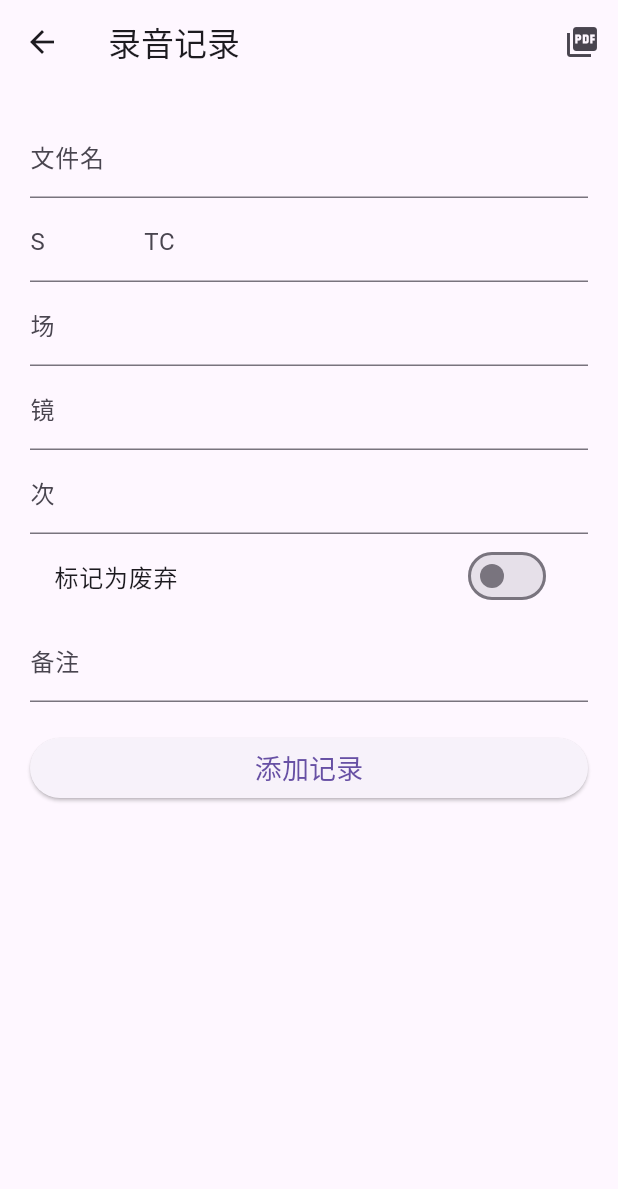
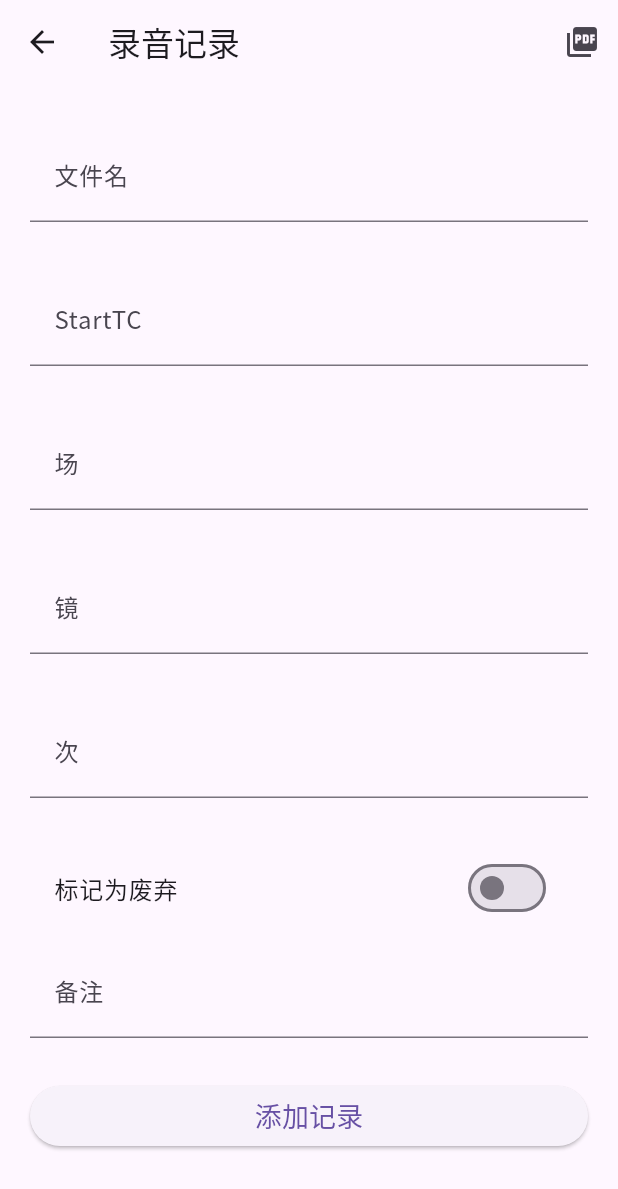
Before and after one commit to liyunlong233/reporter, a Flutter app: the screen it shows after launch, after a tap on "录音记录", on a phone screen of 412 x 824 dp. Shown: the top 1189 px of the screen. Run offline on Flutter 3.47's test engine with Material 3 defaults, Android fonts, the phone set to English and light mode, and no system bars; our stand-ins replace pdf, printing, sqflite; accounts and stored records are empty.

Commit message:
编译修复

```diff
--- a/lib/main.dart
+++ b/lib/main.dart
@@ -25,8 +25,10 @@ class MyApp extends StatelessWidget {
       color: Colors.black,
       size: 24,
     ),
-    textTheme: Theme.of(context).textTheme.apply(
-      fontFamily: 'MaterialIcons',
+    textTheme: Theme.of(context).textTheme.copyWith(
+      bodyLarge: TextStyle(fontFamily: 'NotoSansSC'),
+      bodyMedium: TextStyle(fontFamily: 'NotoSansSC'),
+      titleLarge: TextStyle(fontFamily: 'NotoSansSC'),
     ),
   ),
       initialRoute: '/',
--- a/lib/screens/recordings_page.dart
+++ b/lib/screens/recordings_page.dart
@@ -57,10 +57,15 @@ class _RecordingsPageState extends State<RecordingsPage> {
           child: ListView(
             children: [
               _buildTextFormField('文件名', _fileNameController),
+              const SizedBox(height: 16),
               _buildTextFormField('StartTC', _startTCController),
+              const SizedBox(height: 16),
               _buildTextFormField('场', _sceneController),
+              const SizedBox(height: 16),
               _buildTextFormField('镜', _takeController),
+              const SizedBox(height: 16),
               _buildTextFormField('次', _slateController),
+              const SizedBox(height: 24),
               _buildDiscardSwitch(),
               _buildTextFormField('备注', _notesController),
               const SizedBox(height: 20),
@@ -78,10 +83,16 @@ class _RecordingsPageState extends State<RecordingsPage> {
   }
 
   Widget _buildTextFormField(String label, TextEditingController controller) {
-    return TextFormField(
-      controller: controller,
-      decoration: InputDecoration(labelText: label),
-      validator: (value) => value!.isEmpty ? '请输入$label' : null,
+    return Padding(
+      padding: const EdgeInsets.symmetric(vertical: 8.0),
+      child: TextFormField(
+        controller: controller,
+        decoration: InputDecoration(
+          labelText: label,
+          contentPadding: const EdgeInsets.symmetric(vertical: 12, horizontal: 16),
+        ),
+        validator: (value) => value!.isEmpty ? '请输入$label' : null,
+      ),
     );
   }
 
```
Also changed, not shown: 6 other files.
